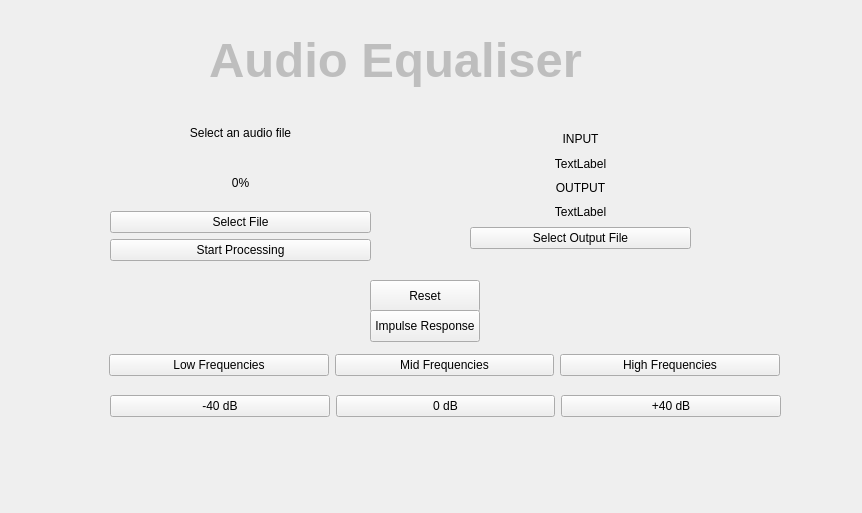
Old version of the form EqualizerBeta_layout.ui in the repository paulmeaney/FYP_viciLab_app.
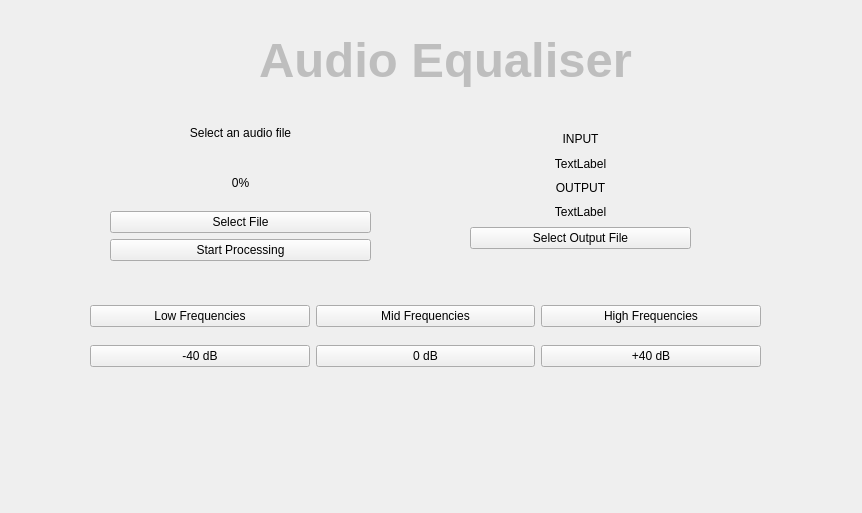
New version of the form.

Commit message: adding changes that make use of the new io buffers

```diff
--- a/EqualizerBeta_layout.ui
+++ b/EqualizerBeta_layout.ui
@@ -130,7 +130,7 @@
    </property>
    <property name="geometry">
     <rect>
-     <x>110</x>
+     <x>160</x>
      <y>10</y>
      <width>571</width>
      <height>101</height>
@@ -163,8 +163,8 @@
   <widget class="QWidget" name="horizontalLayoutWidget">
    <property name="geometry">
     <rect>
-     <x>109</x>
-     <y>349</y>
+     <x>90</x>
+     <y>300</y>
      <width>671</width>
      <height>32</height>
     </rect>
@@ -208,8 +208,8 @@
   <widget class="QWidget" name="horizontalLayoutWidget_2">
    <property name="geometry">
     <rect>
-     <x>110</x>
-     <y>390</y>
+     <x>90</x>
+     <y>340</y>
      <width>671</width>
      <height>32</height>
     </rect>
@@ -247,32 +247,6 @@
     </item>
    </layout>
   </widget>
-  <widget class="QPushButton" name="resetButton">
-   <property name="geometry">
-    <rect>
-     <x>370</x>
-     <y>280</y>
-     <width>110</width>
-     <height>32</height>
-    </rect>
-   </property>
-   <property name="text">
-    <string>Reset</string>
-   </property>
-  </widget>
-  <widget class="QPushButton" name="impulseButton">
-   <property name="geometry">
-    <rect>
-     <x>370</x>
-     <y>310</y>
-     <width>110</width>
-     <height>32</height>
-    </rect>
-   </property>
-   <property name="text">
-    <string>Impulse Response</string>
-   </property>
-  </widget>
  </widget>
  <resources/>
  <connections/>
```
The commit also changes 1 other file.
